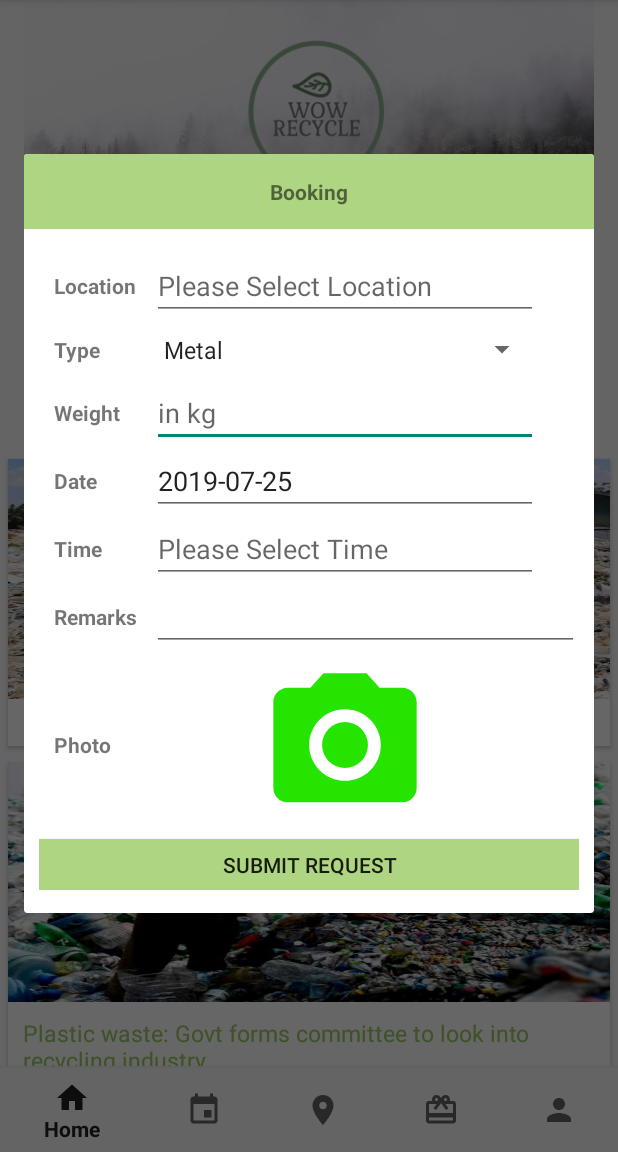
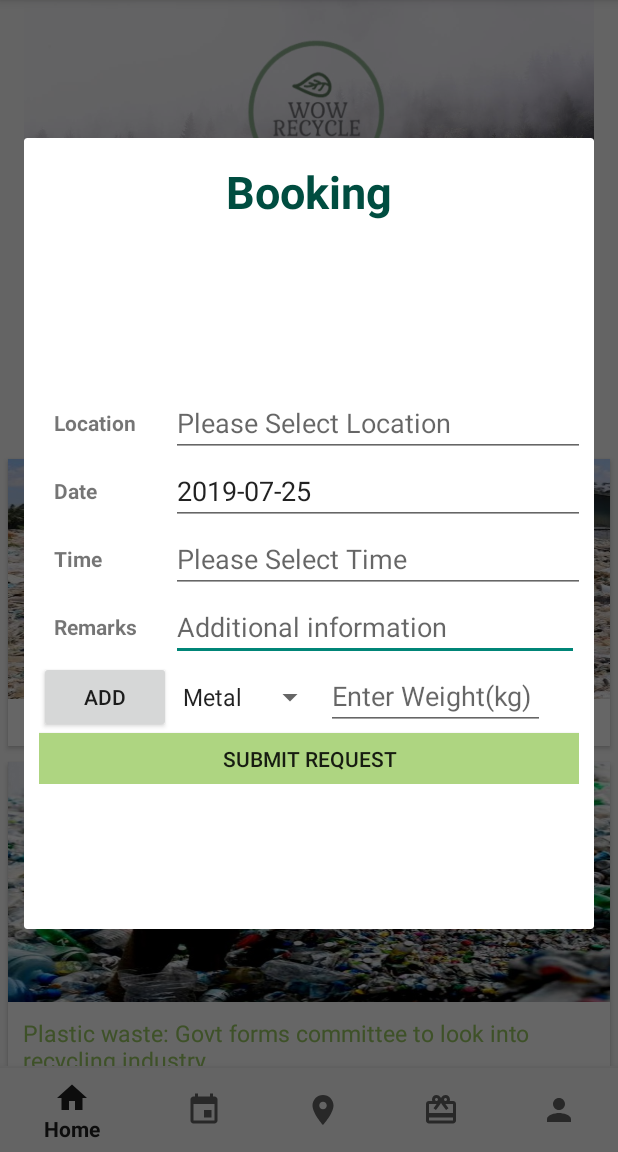
Before and after one commit to Junlim2804/WowRecycle, an Android app: the fragment BookingFragment placed in its activity, on a phone screen of 412 x 824 dp, the part 84-1236 px from its top. Run offline under Robolectric (Android 15) with nearby library versions, the phone set to English and light mode, and no system bars; our stand-ins replace Room's generated code, Volley; 2 statements that could not run were skipped.

Commit message:
initial commit

```diff
--- a/app/src/main/java/com/example/user/wowrecycle/BookingFragment.java
+++ b/app/src/main/java/com/example/user/wowrecycle/BookingFragment.java
@@ -7,6 +7,7 @@ import android.app.TimePickerDialog;
 
 import androidx.room.Room;
 import android.content.DialogInterface;
+import android.graphics.Color;
 import android.os.AsyncTask;
 import androidx.fragment.app.DialogFragment;
 
@@ -21,6 +22,7 @@ import androidx.core.app.ActivityCompat;
 import androidx.fragment.app.FragmentActivity;
 import androidx.core.content.ContextCompat;
 
+import android.text.InputType;
 import android.util.Base64;
 import android.util.Log;
 import android.view.LayoutInflater;
@@ -31,7 +33,10 @@ import android.widget.Button;
 import android.widget.DatePicker;
 import android.widget.EditText;
 import android.widget.ImageView;
+import android.widget.LinearLayout;
 import android.widget.Spinner;
+import android.widget.TableLayout;
+import android.widget.TableRow;
 import android.widget.TextView;
 import android.widget.TimePicker;
 import android.widget.Toast;
@@ -68,7 +73,7 @@ public class BookingFragment extends DialogFragment {
     private Button btnSubmitBook;
     private static int RESULT_LOAD_IMG = 4;
     private static final int MY_PERMISSIONS_REQUEST_WRITE_EXTERNAL = 2;
-    private static int REQUEST_IMAGE_CAPTURE=3;
+
     private ImageView uploader;
     Bitmap bitmap;
     String imageString;
@@ -92,21 +97,7 @@ public class BookingFragment extends DialogFragment {
                 setLocation.setText(place.getAddress());
             }
         }
-        else if(requestCode==REQUEST_IMAGE_CAPTURE)
-        {
-            if (requestCode == REQUEST_IMAGE_CAPTURE && resultCode == RESULT_OK) {
-                Bundle extras = data.getExtras();
-                bitmap = (Bitmap) extras.get("data");
-                uploader.setImageBitmap(bitmap);
 
-                //converting image to base64 string
-                ByteArrayOutputStream baos = new ByteArrayOutputStream();
-                bitmap.compress(Bitmap.CompressFormat.JPEG, 100, baos);
-                byte[] imageBytes = baos.toByteArray();
-                imageString = Base64.encodeToString(imageBytes, Base64.DEFAULT);
-
-            }
-        }
 
     }
 
@@ -138,12 +129,65 @@ public class BookingFragment extends DialogFragment {
                 // result of the request.
             }
         }
-        editTextWeight=(EditText)v.findViewById(R.id.txtWeight);
+        //editTextWeight=(EditText)v.findViewById(R.id.txtWeight);
+        final TableLayout tableLayout;
+        tableLayout = v.findViewById(R.id.table_layout);
+        final TableRow tb1=new TableRow(getActivity());
 
-        spinner = (Spinner)v.findViewById(R.id.spinner);
+        //Adding 2 TextViews
+        /*for (int i = 1; i <= 2; i++) {
+            TextView textView = new TextView(getActivity());
+            textView.setText("TextView " + String.valueOf(i));
+            linearLayout.addView(textView);
+        }*/
+        Spinner s1=(Spinner)v.findViewById(R.id.spinner2);
+
         adapter = ArrayAdapter.createFromResource(getActivity(), R.array.type_array, android.R.layout.simple_spinner_item);
         adapter.setDropDownViewResource(android.R.layout.simple_spinner_dropdown_item);
-        spinner.setAdapter(adapter);
+        s1.setAdapter(adapter);
+
+
+
+
+        tableLayout.addView(tb1);
+
+
+
+
+        //spinner = (Spinner)v.findViewById(R.id.spinner);
+        adapter = ArrayAdapter.createFromResource(getActivity(), R.array.type_array, android.R.layout.simple_spinner_item);
+        adapter.setDropDownViewResource(android.R.layout.simple_spinner_dropdown_item);
+        //spinner.setAdapter(adapter);
+
+
+        Button add=(Button)v.findViewById(R.id.btn_addbook);
+        add.setOnClickListener(new View.OnClickListener(){
+            public void onClick(View view) {
+                Spinner s2=new Spinner(getActivity());
+                s2.setAdapter(adapter);
+                EditText kg=new EditText(getActivity());
+                kg.setInputType(InputType.TYPE_CLASS_NUMBER);
+                kg.setHint("Enter weight(kg)");
+                final TableRow tb2=new TableRow(getActivity());
+                Button btn_del=new Button(getActivity());
+                btn_del.setText("X");
+                btn_del.setBackgroundColor(Color.TRANSPARENT);
+                btn_del.setOnClickListener(new View.OnClickListener(){
+                    public void onClick(View view) {
+                        tableLayout.removeView(tb2);
+
+
+                    }
+                });
+                tb2.addView(s2);
+                tb2.addView(kg);
+                tb2.addView(btn_del);
+                tableLayout.addView(tb2,1);
+
+
+            }
+        });
+
         dateData=(EditText)v.findViewById(R.id.dateData);
         Date c = Calendar.getInstance().getTime();
         System.out.println("Current time => " + c);
@@ -223,18 +267,7 @@ public class BookingFragment extends DialogFragment {
 
 
 
-        uploader=(ImageView)v.findViewById(R.id.item_image);
-        uploader.setOnClickListener(new View.OnClickListener(){
-            public void onClick(View view) {
-                photoUploaded = photoUploaded + 1;
-                    Intent takePictureIntent = new Intent(MediaStore.ACTION_IMAGE_CAPTURE);
-                    if (takePictureIntent.resolveActivity(getActivity().getPackageManager()) != null) {
-                        startActivityForResult(takePictureIntent, REQUEST_IMAGE_CAPTURE);
-
-                }
-
-            }
-        });
+        //uploader=(ImageView)v.findViewById(R.id.item_image);
 
 
 
@@ -391,6 +424,8 @@ public class BookingFragment extends DialogFragment {
                                 ,setLocation.getText().toString(),uname,edtxtRemark.getText().toString(),editTextWeight.getText().toString(),spinner.getSelectedItem().toString());
                         Toast.makeText(getActivity(), "Request has been submitted", Toast.LENGTH_LONG).show();
                         clearForm();
+                        Intent intent = new Intent(getActivity(), ConfirmActivity.class);
+                        startActivity(intent);
 
 
                     }
--- a/app/src/main/res/drawable/gradient_2.xml
+++ b/app/src/main/res/drawable/gradient_2.xml
@@ -2,6 +2,6 @@
 <shape xmlns:android="http://schemas.android.com/apk/res/android">
     <gradient
         android:angle="135"
-        android:endColor="#c4e0e5"
+        android:endColor="#4ca1af"
         android:startColor="#ADD8E6" />
 </shape>
--- a/app/src/main/res/layout/fragment_booking.xml
+++ b/app/src/main/res/layout/fragment_booking.xml
@@ -13,11 +13,13 @@
         android:id="@+id/labelBooking"
         android:layout_width="419dp"
         android:layout_height="wrap_content"
-        android:background="#aed581"
+
         android:padding="15dp"
         android:text="@string/labelBooking"
         android:textAlignment="center"
-        android:textStyle="bold" />
+        android:textSize="30dp"
+        android:textStyle="bold"
+        android:textColor="@color/color6"/>
 
     <ScrollView
         android:layout_width="match_parent"
@@ -41,7 +43,6 @@
                     android:gravity="center_vertical"
                     android:padding="10dp"
                     android:text="@string/Location"
-                    android:textAlignment="center"
                     android:textStyle="bold" />
 
                 <EditText
@@ -57,46 +58,9 @@
 
             </TableRow>
 
-            <TableRow
-                android:layout_width="match_parent"
-                android:layout_height="58dp"
-                android:gravity="center_vertical">
 
-                <TextView
-                    android:id="@+id/texrViewType"
-                    android:layout_width="52dp"
-                    android:layout_height="wrap_content"
-                    android:padding="10dp"
-                    android:text="@string/textViewType"
-                    android:textStyle="bold" />
 
-                <Spinner
-                    android:id="@+id/spinner"
-                    android:layout_width="match_parent"
-                    android:layout_height="match_parent" />
-            </TableRow>
 
-            <TableRow
-                android:layout_width="match_parent"
-                android:layout_height="match_parent"
-                android:gravity="center_vertical">
-
-                <TextView
-                    android:id="@+id/lblWeight"
-                    android:layout_width="wrap_content"
-                    android:layout_height="match_parent"
-                    android:gravity="center_vertical"
-                    android:padding="10dp"
-                    android:text="@string/weightAppx"
-                    android:textStyle="bold" />
-
-                <EditText
-                    android:id="@+id/txtWeight"
-                    android:layout_height="match_parent"
-                    android:ems="10"
-                    android:hint="@string/hintWeight"
-                    android:inputType="number" />
-            </TableRow>
 
             <TableRow
                 android:layout_width="match_parent"
@@ -168,6 +132,7 @@
                     android:layout_height="match_parent"
                     android:layout_weight="1"
                     android:ems="10"
+                    android:hint="Additional information"
                     android:inputType="textMultiLine" />
 
             </TableRow>
@@ -177,7 +142,7 @@
                 android:layout_height="match_parent"
                 android:gravity="center_vertical">
 
-                <TextView
+               <!-- <TextView
 
                     android:id="@+id/lblPhoto"
                     android:layout_width="wrap_content"
@@ -186,16 +151,63 @@
                     android:gravity="center_vertical"
                     android:padding="10dp"
                     android:text="@string/addPhoto"
-                    android:textStyle="bold" />
+                    android:textStyle="bold" /> -->
 
-                <ImageView
+               <!-- <ImageView
                     android:id="@+id/item_image"
                     android:layout_width="104dp"
                     android:layout_height="125dp"
                     android:adjustViewBounds="true"
                     android:padding="5dp"
-                    app:srcCompat="@drawable/ic_photo_camera_black_24dp" />
+                    app:srcCompat="@drawable/ic_photo_camera_black_24dp" /> -->
             </TableRow>
+
+
+
+            <TableRow
+                android:layout_width="match_parent"
+                android:layout_height="match_parent">
+
+                <Button
+                    android:id="@+id/btn_addbook"
+                    android:layout_width="wrap_content"
+                    android:layout_height="wrap_content"
+                    android:text="Add" />
+
+                <TableLayout
+                    android:id="@+id/table_layout"
+                    android:layout_width="match_parent"
+                    android:layout_height="wrap_content" >
+
+                    <TableRow
+                        android:layout_width="match_parent"
+                        android:layout_height="match_parent" >
+
+                        <Spinner
+                            android:id="@+id/spinner2"
+                            android:layout_width="match_parent"
+                            android:layout_height="match_parent" />
+
+                        <EditText
+                            android:id="@+id/editText"
+                            android:layout_width="146dp"
+                            android:layout_height="wrap_content"
+                            android:ems="10"
+                            android:hint="Enter Weight(kg)"
+                            android:inputType="number" />
+
+                        <Button
+                            android:id="@+id/button5"
+                            android:layout_width="match_parent"
+                            android:layout_height="wrap_content"
+                            android:text="Button"
+                            android:visibility="invisible" />
+
+                    </TableRow>
+                </TableLayout>
+
+            </TableRow>
+
 
             <Button
                 android:id="@+id/btnUpload"
```
Also changed, not shown: app/src/main/AndroidManifest.xml (+7 -0 lines), app/src/main/java/com/example/user/wowrecycle/ConfirmActivity.java (added, +28 -0 lines), app/src/main/java/com/example/user/wowrecycle/MainActivity.java (+2 -8 lines), app/src/main/res/layout/activity_confirm.xml (added, +211 -0 lines), app/src/main/res/layout/activity_main.xml (+27 -28 lines), app/src/main/res/layout/activity_register.xml (+108 -15 lines), app/src/main/res/values/strings.xml (+12 -1 lines), 1 other file. Lines whose indentation alone changed are shown as unchanged.
